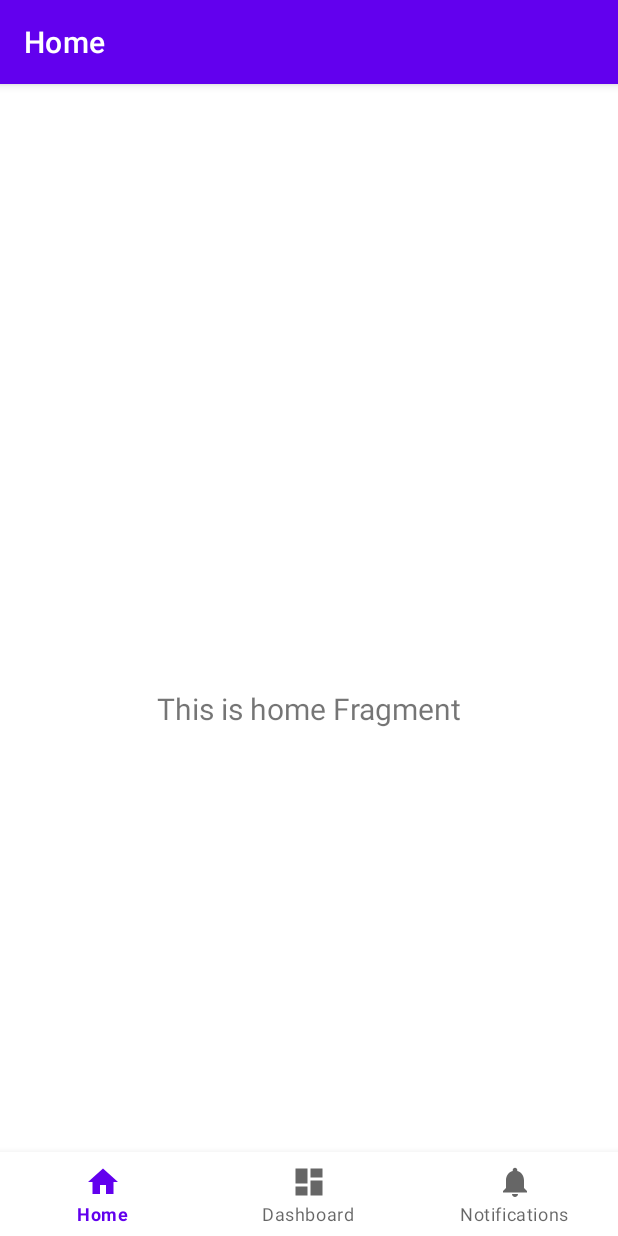
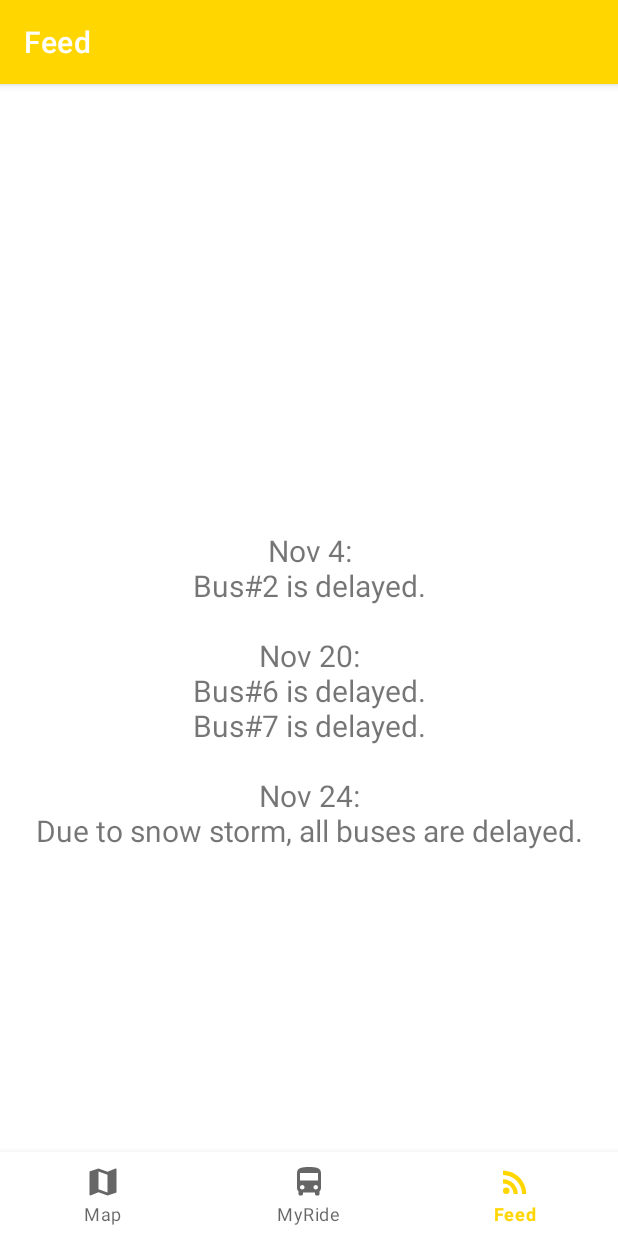
Before and after one commit to qshen2UNB3035/yellownav, an Android app: the screen it shows after launch (MainActivity), on a phone screen of 412 x 824 dp. Run offline under Robolectric (Android 15) with nearby library versions, the phone set to English and light mode, and no system bars; our stand-ins replace navigation-ui.

Commit message:
create prototype

```diff
--- a/app/src/main/java/ca/unb/mobiledev/yellownav/ui/dashboard/DashboardViewModel.kt
+++ b/app/src/main/java/ca/unb/mobiledev/yellownav/ui/dashboard/DashboardViewModel.kt
@@ -7,7 +7,7 @@ import androidx.lifecycle.ViewModel
 class DashboardViewModel : ViewModel() {
 
     private val _text = MutableLiveData<String>().apply {
-        value = "This is dashboard Fragment"
+        value = "I'm here for pickup!"
     }
     val text: LiveData<String> = _text
 }
--- a/app/src/main/java/ca/unb/mobiledev/yellownav/ui/home/HomeViewModel.kt
+++ b/app/src/main/java/ca/unb/mobiledev/yellownav/ui/home/HomeViewModel.kt
@@ -7,7 +7,16 @@ import androidx.lifecycle.ViewModel
 class HomeViewModel : ViewModel() {
 
     private val _text = MutableLiveData<String>().apply {
-        value = "This is home Fragment"
+        value = "Nov 4:\n" +
+                "Bus#2 is delayed.\n" +
+                "\n" +
+                "Nov 20:\n" +
+                "Bus#6 is delayed.\n" +
+                "Bus#7 is delayed.\n" +
+                "\n" +
+                "Nov 24:\n" +
+                "Due to snow storm, all buses are delayed.\n"
+
     }
     val text: LiveData<String> = _text
 }
--- /dev/null
+++ b/app/src/main/res/drawable/ic_baseline_directions_bus_24.xml
@@ -0,0 +1,5 @@
+<vector android:height="24dp" android:tint="#000000"
+    android:viewportHeight="24" android:viewportWidth="24"
+    android:width="24dp" xmlns:android="http://schemas.android.com/apk/res/android">
+    <path android:fillColor="@android:color/white" android:pathData="M4,16c0,0.88 0.39,1.67 1,2.22L5,20c0,0.55 0.45,1 1,1h1c0.55,0 1,-0.45 1,-1v-1h8v1c0,0.55 0.45,1 1,1h1c0.55,0 1,-0.45 1,-1v-1.78c0.61,-0.55 1,-1.34 1,-2.22L20,6c0,-3.5 -3.58,-4 -8,-4s-8,0.5 -8,4v10zM7.5,17c-0.83,0 -1.5,-0.67 -1.5,-1.5S6.67,14 7.5,14s1.5,0.67 1.5,1.5S8.33,17 7.5,17zM16.5,17c-0.83,0 -1.5,-0.67 -1.5,-1.5s0.67,-1.5 1.5,-1.5 1.5,0.67 1.5,1.5 -0.67,1.5 -1.5,1.5zM18,11L6,11L6,6h12v5z"/>
+</vector>
--- /dev/null
+++ b/app/src/main/res/drawable/ic_baseline_map_24.xml
@@ -0,0 +1,5 @@
+<vector android:height="24dp" android:tint="#000000"
+    android:viewportHeight="24" android:viewportWidth="24"
+    android:width="24dp" xmlns:android="http://schemas.android.com/apk/res/android">
+    <path android:fillColor="@android:color/white" android:pathData="M20.5,3l-0.16,0.03L15,5.1 9,3 3.36,4.9c-0.21,0.07 -0.36,0.25 -0.36,0.48V20.5c0,0.28 0.22,0.5 0.5,0.5l0.16,-0.03L9,18.9l6,2.1 5.64,-1.9c0.21,-0.07 0.36,-0.25 0.36,-0.48V3.5c0,-0.28 -0.22,-0.5 -0.5,-0.5zM15,19l-6,-2.11V5l6,2.11V19z"/>
+</vector>
--- /dev/null
+++ b/app/src/main/res/drawable/ic_baseline_rss_feed_24.xml
@@ -0,0 +1,6 @@
+<vector android:height="24dp" android:tint="#000000"
+    android:viewportHeight="24" android:viewportWidth="24"
+    android:width="24dp" xmlns:android="http://schemas.android.com/apk/res/android">
+    <path android:fillColor="@android:color/white" android:pathData="M6.18,17.82m-2.18,0a2.18,2.18 0,1 1,4.36 0a2.18,2.18 0,1 1,-4.36 0"/>
+    <path android:fillColor="@android:color/white" android:pathData="M4,4.44v2.83c7.03,0 12.73,5.7 12.73,12.73h2.83c0,-8.59 -6.97,-15.56 -15.56,-15.56zM4,10.1v2.83c3.9,0 7.07,3.17 7.07,7.07h2.83c0,-5.47 -4.43,-9.9 -9.9,-9.9z"/>
+</vector>
--- a/app/src/main/res/layout/fragment_notifications.xml
+++ b/app/src/main/res/layout/fragment_notifications.xml
@@ -19,4 +19,13 @@
         app:layout_constraintEnd_toEndOf="parent"
         app:layout_constraintStart_toStartOf="parent"
         app:layout_constraintTop_toTopOf="parent" />
+
+    <ImageView
+        android:id="@+id/imageView2"
+        android:layout_width="wrap_content"
+        android:layout_height="wrap_content"
+        android:src="@drawable/img_0083"
+        tools:layout_editor_absoluteX="0dp"
+        tools:layout_editor_absoluteY="0dp" />
+
 </androidx.constraintlayout.widget.ConstraintLayout>
--- a/app/src/main/res/menu/bottom_nav_menu.xml
+++ b/app/src/main/res/menu/bottom_nav_menu.xml
@@ -2,18 +2,18 @@
 <menu xmlns:android="http://schemas.android.com/apk/res/android">
 
     <item
-        android:id="@+id/navigation_home"
-        android:icon="@drawable/ic_home_black_24dp"
-        android:title="@string/title_home" />
+        android:id="@+id/navigation_notifications"
+        android:icon="@drawable/ic_baseline_map_24"
+        android:title="@string/title_notifications" />
 
     <item
         android:id="@+id/navigation_dashboard"
-        android:icon="@drawable/ic_dashboard_black_24dp"
+        android:icon="@drawable/ic_baseline_directions_bus_24"
         android:title="@string/title_dashboard" />
 
     <item
-        android:id="@+id/navigation_notifications"
-        android:icon="@drawable/ic_notifications_black_24dp"
-        android:title="@string/title_notifications" />
+        android:id="@+id/navigation_home"
+        android:icon="@drawable/ic_baseline_rss_feed_24"
+        android:title="@string/title_home" />
 
 </menu>
--- a/app/src/main/res/values-night/themes.xml
+++ b/app/src/main/res/values-night/themes.xml
@@ -2,8 +2,8 @@
     <!-- Base application theme. -->
     <style name="Theme.YellowNav" parent="Theme.MaterialComponents.DayNight.DarkActionBar">
         <!-- Primary brand color. -->
-        <item name="colorPrimary">@color/purple_200</item>
-        <item name="colorPrimaryVariant">@color/purple_700</item>
+        <item name="colorPrimary">@color/yellow</item>
+        <item name="colorPrimaryVariant">@color/orange</item>
         <item name="colorOnPrimary">@color/black</item>
         <!-- Secondary brand color. -->
         <item name="colorSecondary">@color/teal_200</item>
--- a/app/src/main/res/values/colors.xml
+++ b/app/src/main/res/values/colors.xml
@@ -1,8 +1,7 @@
 <?xml version="1.0" encoding="utf-8"?>
 <resources>
-    <color name="purple_200">#FFBB86FC</color>
-    <color name="purple_500">#FF6200EE</color>
-    <color name="purple_700">#FF3700B3</color>
+    <color name="orange">#FF8400</color>
+    <color name="yellow">#FFD600</color>
     <color name="teal_200">#FF03DAC5</color>
     <color name="teal_700">#FF018786</color>
     <color name="black">#FF000000</color>
--- a/app/src/main/res/values/strings.xml
+++ b/app/src/main/res/values/strings.xml
@@ -1,6 +1,6 @@
 <resources>
     <string name="app_name">YellowNav</string>
-    <string name="title_home">Home</string>
-    <string name="title_dashboard">Dashboard</string>
-    <string name="title_notifications">Notifications</string>
+    <string name="title_home">Feed</string>
+    <string name="title_dashboard">MyRide</string>
+    <string name="title_notifications">Map</string>
 </resources>
--- a/app/src/main/res/values/themes.xml
+++ b/app/src/main/res/values/themes.xml
@@ -2,8 +2,8 @@
     <!-- Base application theme. -->
     <style name="Theme.YellowNav" parent="Theme.MaterialComponents.DayNight.DarkActionBar">
         <!-- Primary brand color. -->
-        <item name="colorPrimary">@color/purple_500</item>
-        <item name="colorPrimaryVariant">@color/purple_700</item>
+        <item name="colorPrimary">@color/yellow</item>
+        <item name="colorPrimaryVariant">@color/orange</item>
         <item name="colorOnPrimary">@color/white</item>
         <!-- Secondary brand color. -->
         <item name="colorSecondary">@color/teal_200</item>
```
Also changed, not shown: 1 other file.
